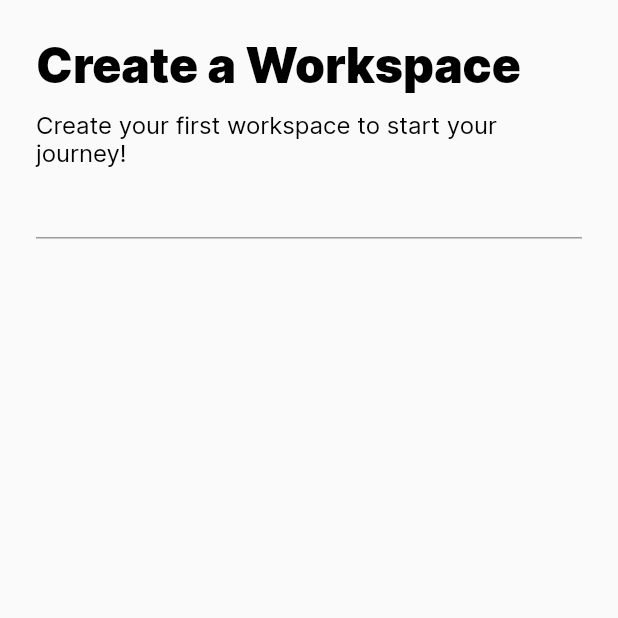
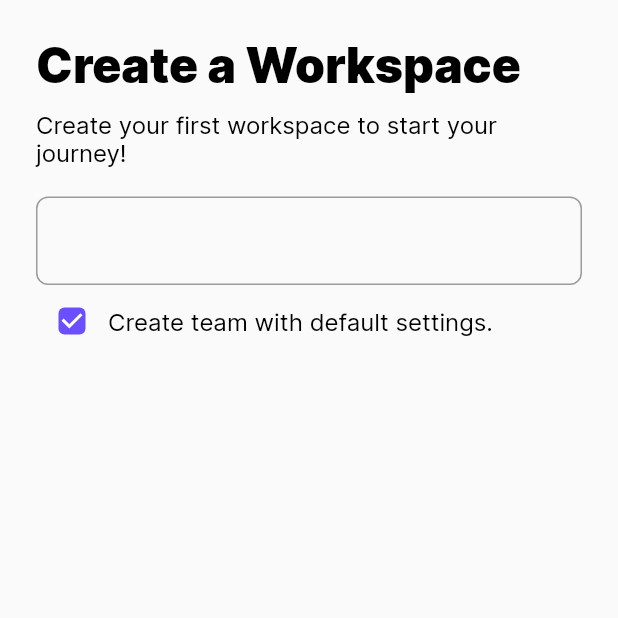
Before and after one commit to YogeshUpdhyay/contentWizard.io, a Flutter app: the screen it shows after launch, after a tap on "Continue with Google", on a phone screen of 412 x 824 dp, the top half of it. Run offline on Flutter 3.47's test engine with Material 2 defaults, Android fonts, the light colour scheme and no system bars; our stand-ins replace flutter_svg, hooks_riverpod.

Commit message:
Update theme and setup flow

```diff
--- a/lib/main.dart
+++ b/lib/main.dart
@@ -27,16 +27,25 @@ class MyApp extends HookConsumerWidget {
       home: const WalkThrough(),
       routes:  {
         "/walkthrough":(context) => const WalkThrough(),
-        "/setup": (context) => const Setup()
+        "/setup": (context) =>  const Setup()
       },
     );
   }
 }
 
+
+
+final workspaceProvider = StateProvider<String>((ref) => "");
+final isTeamDefaultCheckedProvider = StateProvider<bool>((ref) => true);
+
 class Setup extends HookConsumerWidget {
   const Setup({super.key});
+
   @override
   Widget build(BuildContext context, WidgetRef ref) {
+    final String workspace = ref.watch(workspaceProvider);
+    final bool isTeamDefaultChecked = ref.watch(isTeamDefaultCheckedProvider);
+
     return Scaffold(
       body: SafeArea(
         child: Padding(
@@ -53,7 +62,34 @@ class Setup extends HookConsumerWidget {
                 "Create your first workspace to start your journey!",
                 style: Theme.of(context).textTheme.titleMedium,
               ),
-            const TextField()
+              const SizedBox(height: 20,),
+              TextField(
+                onChanged: (value) => ref.read(workspaceProvider.notifier).state = value,
+                onSubmitted: (value) {
+                  ref.read(workspaceProvider.notifier).state = value;
+                },
+                decoration: InputDecoration(
+                  border: OutlineInputBorder(
+                    borderRadius: BorderRadius.circular(8)
+                  )
+                ),
+              ),
+              Row(
+                children: [
+                  Checkbox(
+                    value: isTeamDefaultChecked,
+                    onChanged: (value) => ref.read(isTeamDefaultCheckedProvider.notifier).state = value!,
+                    activeColor: Theme.of(context).colorScheme.primary,
+                    shape: RoundedRectangleBorder(
+                      borderRadius: BorderRadius.circular(4.0)
+                    ),
+                  ),
+                  Text(
+                    "Create team with default settings.",
+                    style: Theme.of(context).textTheme.bodyMedium,
+                  )
+                ],
+              )
             ],
           ),
         ),
--- a/lib/theme/theme.dart
+++ b/lib/theme/theme.dart
@@ -17,6 +17,7 @@ MaterialColor themeColor = const MaterialColor(0xff6B4EFF, themeColors);
 
 
 const textTheme = TextTheme(
+  // display texts
   displayLarge: TextStyle(
     color: Colors.black,
     fontFamily: 'Inter',
@@ -26,20 +27,32 @@ const textTheme = TextTheme(
   displayMedium: TextStyle(
     color: Colors.black,
     fontFamily: 'Inter',
+    fontSize: 24,
+    fontWeight: FontWeight.w900,
+  ),
+  displaySmall: TextStyle(
+    color: Colors.black,
+    fontFamily: 'Inter',
     fontSize: 16,
-            fontWeight: FontWeight.w900,
+    fontWeight: FontWeight.w900
+  ),
+
+  // body texts
+  bodyLarge: TextStyle(
+    color: Colors.black,
+    fontFamily: 'Inter',
+    fontSize: 32,
   ),
   bodyMedium: TextStyle(
     fontFamily: 'Inter',
-            fontWeight: FontWeight.bold,
+    fontSize: 16,
+    color: Colors.black
   ),
+
+  // title texts
   titleMedium: TextStyle(
     color: Colors.black,
     fontFamily: 'Inter',
     fontSize: 16,
   )
-  // display texts
-  // title texts
-  // body texts
-  // headline texts
 );
--- a/lib/ui/screens/WalkThrough.dart
+++ b/lib/ui/screens/WalkThrough.dart
@@ -47,7 +47,10 @@ class WalkThrough extends HookConsumerWidget {
             child: Column(
               crossAxisAlignment: CrossAxisAlignment.center,
               children: <Widget>[
-                Center(child: SvgPicture.asset("assets/svg/logo.svg")),
+                Padding(
+                  padding: const EdgeInsets.all(10.0),
+                  child: Center(child: SvgPicture.asset("assets/svg/logo.svg")),
+                ),
                 const Expanded(
                   child: WalkThroughCard(
                     cardImage: "assets/img/wthOne.png",
```
Lines whose indentation alone changed are shown as unchanged.
